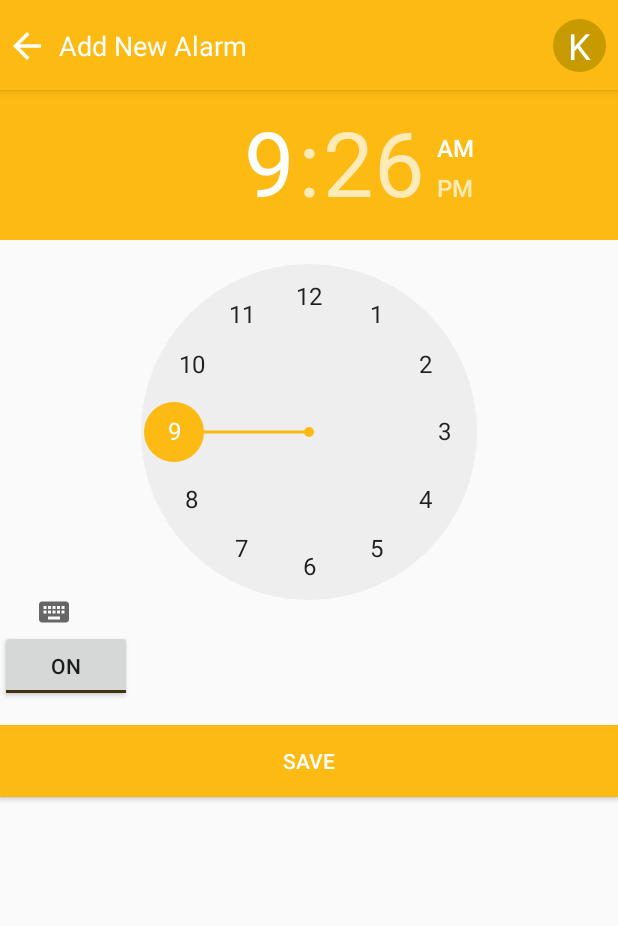
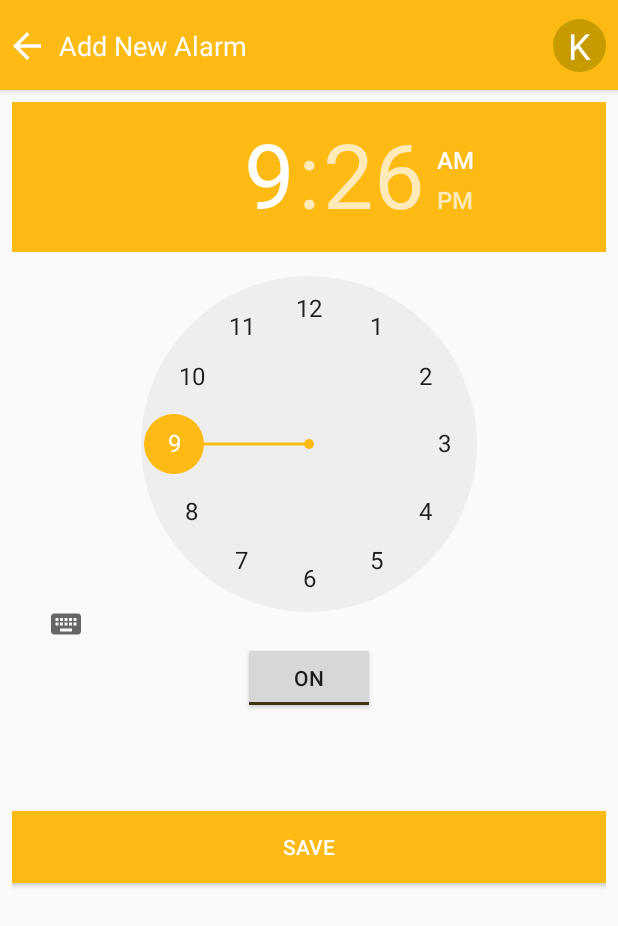
Before and after one commit to wennyyustalim/unbeezy, an Android app: the AddAlarmActivity screen opened directly, with no data from a screen before it, after a tap on "OFF", on a phone screen of 412 x 824 dp. Shown: the top 926 px of the screen. Run offline under Robolectric (Android 15) with nearby library versions, the phone set to English and light mode, and no system bars; our stand-ins replace Firebase (no records; nobody signed in at launch, a user with empty details on screens opened directly).

Commit message:
Alarm can make sound and push notification

```diff
--- a/app/src/main/java/com/sams/unbeezy/AddAlarmActivity.java
+++ b/app/src/main/java/com/sams/unbeezy/AddAlarmActivity.java
@@ -1,15 +1,21 @@
 package com.sams.unbeezy;
 
 import android.app.AlarmManager;
+import android.app.NotificationManager;
 import android.app.PendingIntent;
 import android.content.Intent;
 import android.os.Bundle;
+import android.os.SystemClock;
 import android.util.Log;
 import android.view.View;
-import android.widget.Button;
+import android.widget.CompoundButton;
 import android.widget.TextView;
 import android.widget.TimePicker;
+import android.widget.Toast;
 import android.widget.ToggleButton;
+
+import com.sams.unbeezy.alarm.AlarmReceiver;
+import com.sams.unbeezy.fragments.AlarmFragment;
 
 import java.util.Calendar;
 
@@ -24,10 +30,14 @@ public class AddAlarmActivity extends BaseActivity {
     private TimePicker alarmTimePicker;
     private static AddAlarmActivity inst;
     private TextView alarmTextView;
+    public static final String NEW_ALARM = "com.sams.unbeezy.extra.REPLY";
 
     public static AddAlarmActivity instance() {
         return inst;
     }
+
+    private NotificationManager mNotificationManager;
+    private static final int NOTIFICATION_ID = 0;
 
     @Override
     public void onStart() {
@@ -42,13 +52,39 @@ public class AddAlarmActivity extends BaseActivity {
         setToolbar(ACTIVITY_TITLE);
         alarmTimePicker = (TimePicker) findViewById(R.id.alarm_time_picker);
         alarmTextView = (TextView) findViewById(R.id.alarm_text);
+
         ToggleButton alarmToggle = (ToggleButton) findViewById(R.id.alarm_toggle);
+        mNotificationManager = (NotificationManager) getSystemService(NOTIFICATION_SERVICE);
         alarmManager = (AlarmManager) getSystemService(ALARM_SERVICE);
-        Button saveButton = findViewById(R.id.button_save_alarm);
-        saveButton.setOnClickListener(new View.OnClickListener() {
+
+        Intent notifyIntent = new Intent(this, AlarmReceiver.class);
+        boolean  alarmUp = (PendingIntent.getBroadcast(this, 0, notifyIntent, PendingIntent.FLAG_NO_CREATE) != null);
+        alarmToggle.setChecked(alarmUp);
+
+        final PendingIntent notifyPendingIntent = PendingIntent.getBroadcast
+                (this, NOTIFICATION_ID, notifyIntent, PendingIntent.FLAG_UPDATE_CURRENT);
+
+        alarmToggle.setOnCheckedChangeListener(new CompoundButton.OnCheckedChangeListener() {
             @Override
-            public void onClick(View view) {
-                saveResult();
+            public void onCheckedChanged(CompoundButton compoundButton, boolean isChecked) {
+                String toastMessage;
+                if(isChecked){
+                    long triggerTime = SystemClock.elapsedRealtime() + 10*1000;
+                    long repeatInterval = 10*1000;
+
+                    //If the Toggle is turned on, set the repeating alarm with a 30 second interval
+                    alarmManager.setInexactRepeating(AlarmManager.ELAPSED_REALTIME_WAKEUP,
+                            triggerTime, repeatInterval, notifyPendingIntent);
+
+                    toastMessage = getString(R.string.alarm_on_toast);
+                } else {
+                    //Cancel the alarm and notification if the alarm is turned off
+                    alarmManager.cancel(notifyPendingIntent);
+                    mNotificationManager.cancelAll();
+
+                    toastMessage = getString(R.string.alarm_off_toast);
+                }
+                Toast.makeText(AddAlarmActivity.this, toastMessage, Toast.LENGTH_SHORT).show();
             }
         });
     }
@@ -73,10 +109,12 @@ public class AddAlarmActivity extends BaseActivity {
         alarmTextView.setText(alarmText);
     }
 
-    private void saveResult() {
-        Intent intent = new Intent();
-        //intent.putExtra("alarmList", gson.toJson(alarmDataMap.values()));
-        setResult(RESULT_OK, intent);
+    private void returnNewAlarm(View view) {
+        String resultTimePicker = alarmTimePicker.getCurrentHour().toString();
+
+        Intent resultIntent = new Intent();
+        resultIntent.putExtra("newAlarm", gson.toJson(resultTimePicker));
+        setResult(RESULT_OK, resultIntent);
         finish();
     }
 }
--- a/app/src/main/res/layout/activity_add_alarm.xml
+++ b/app/src/main/res/layout/activity_add_alarm.xml
@@ -16,27 +16,28 @@
         app:layout_constraintStart_toStartOf="parent"
         app:layout_constraintTop_toTopOf="parent" />
 
-    <!--<LinearLayout-->
-        <!--android:layout_width="match_parent"-->
-        <!--android:layout_height="match_parent"-->
-        <!--android:layout_marginTop="68dp"-->
-        <!--android:minHeight="600dp"-->
-        <!--android:orientation="vertical"-->
-        <!--android:paddingEnd="8dp"-->
-        <!--android:paddingLeft="8dp"-->
-        <!--android:paddingRight="8dp"-->
-        <!--android:paddingStart="8dp"-->
-        <!--android:weightSum="12"-->
-        <!--app:layout_constraintBottom_toBottomOf="parent"-->
-        <!--app:layout_constraintEnd_toEndOf="parent"-->
-        <!--app:layout_constraintHorizontal_bias="0.0"-->
-        <!--app:layout_constraintStart_toStartOf="parent"-->
-        <!--app:layout_constraintTop_toTopOf="parent"-->
-        <!--app:layout_constraintVertical_bias="0.0">-->
+    <LinearLayout
+        android:layout_width="match_parent"
+        android:layout_height="match_parent"
+        android:layout_marginTop="68dp"
+        android:gravity="center_horizontal"
+        android:minHeight="600dp"
+        android:orientation="vertical"
+        android:paddingEnd="8dp"
+        android:paddingLeft="8dp"
+        android:paddingRight="8dp"
+        android:paddingStart="8dp"
+        android:weightSum="12"
+        app:layout_constraintBottom_toBottomOf="parent"
+        app:layout_constraintEnd_toEndOf="parent"
+        app:layout_constraintHorizontal_bias="1.0"
+        app:layout_constraintStart_toStartOf="parent"
+        app:layout_constraintTop_toTopOf="parent"
+        app:layout_constraintVertical_bias="1.0">
 
         <TimePicker
             android:id="@+id/alarm_time_picker"
-        android:layout_width="wrap_content"
+            android:layout_width="match_parent"
             android:layout_height="356dp"
             android:layout_alignParentTop="true"
             android:layout_centerHorizontal="true"
@@ -80,5 +81,6 @@
             android:textColor="@color/white"
             android:textSize="14sp"
             app:layout_constraintTop_toBottomOf="@+id/alarm_toggle" />
-    <!--</LinearLayout>-->
+
+    </LinearLayout>
 </android.support.constraint.ConstraintLayout>
--- a/app/src/main/res/layout/fragment_alarm.xml
+++ b/app/src/main/res/layout/fragment_alarm.xml
@@ -58,6 +58,11 @@
                 app:layout_constraintTop_toBottomOf="@+id/alarm_line" />
         </android.support.constraint.ConstraintLayout>
     </ScrollView>
+    <TextView
+        android:id="@+id/test_text"
+        android:layout_width="wrap_content"
+        android:layout_height="wrap_content"
+        android:text="" />
 
     <android.support.design.widget.FloatingActionButton
         android:id="@+id/alarm_insert_fab"
--- a/app/src/main/res/values/strings.xml
+++ b/app/src/main/res/values/strings.xml
@@ -24,4 +24,6 @@
     <string name="to_do_list">To-Do List</string>
     <string name="add_task">Add Task</string>
     <string name="edit_task_activity_label">Edit Task</string>
+    <string name="alarm_on_toast">Alarm switched on!</string>
+    <string name="alarm_off_toast">Alarm switched off!</string>
 </resources>
```
Also changed, not shown: app/src/main/AndroidManifest.xml (+7 -2 lines), app/src/main/java/com/sams/unbeezy/AlarmReceiver.java (deleted, +0 -34 lines), app/src/main/java/com/sams/unbeezy/AlarmService.java (deleted, +0 -45 lines), app/src/main/java/com/sams/unbeezy/alarm/AlarmReceiver.java (added, +43 -0 lines), app/src/main/java/com/sams/unbeezy/fragments/AlarmFragment.java (+17 -3 lines), gradle.properties (+11 -5 lines). Lines whose indentation alone changed are shown as unchanged.
